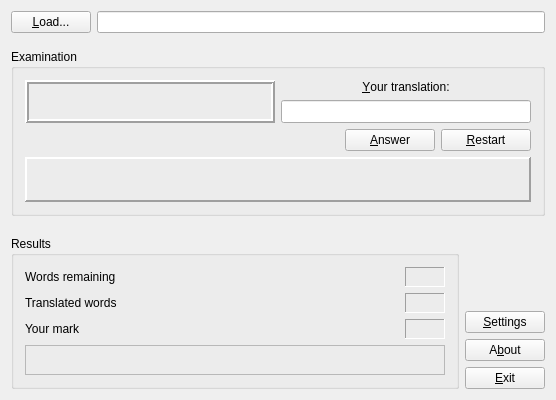
Before: the Qt Designer form scr/window.ui in olgerd27/words_teacher, drawn with Qt 5.
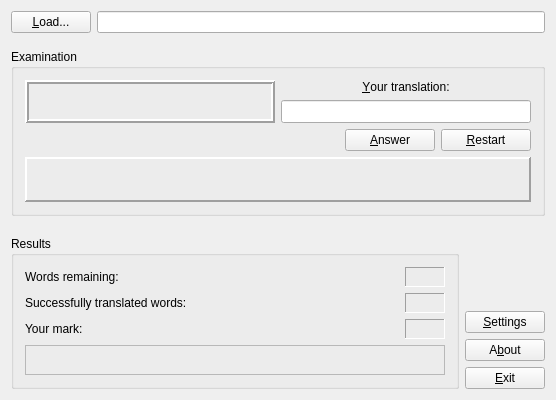
After: the same form once the commit is applied. Icons and pictures are not drawn. Custom widgets are drawn as their Qt base class.

Commit message: Added ability to change quantity of words repetitions (throught window Settings) in the WordsTeacher class. Add tool tip to some widgets in the Settings window. Add file with the win-1251 encoding to the ./data directory.

```diff
--- a/scr/window.ui
+++ b/scr/window.ui
@@ -325,7 +325,7 @@
              </sizepolicy>
             </property>
             <property name="text">
-             <string>Words remaining</string>
+             <string>Words remaining:</string>
             </property>
            </widget>
           </item>
@@ -473,7 +473,7 @@
              </sizepolicy>
             </property>
             <property name="text">
-             <string>Translated words</string>
+             <string>Successfully translated words:</string>
             </property>
            </widget>
           </item>
@@ -531,7 +531,7 @@
              </sizepolicy>
             </property>
             <property name="text">
-             <string>Your mark</string>
+             <string>Your mark:</string>
             </property>
            </widget>
           </item>
```
The commit also changes 11 other files.
